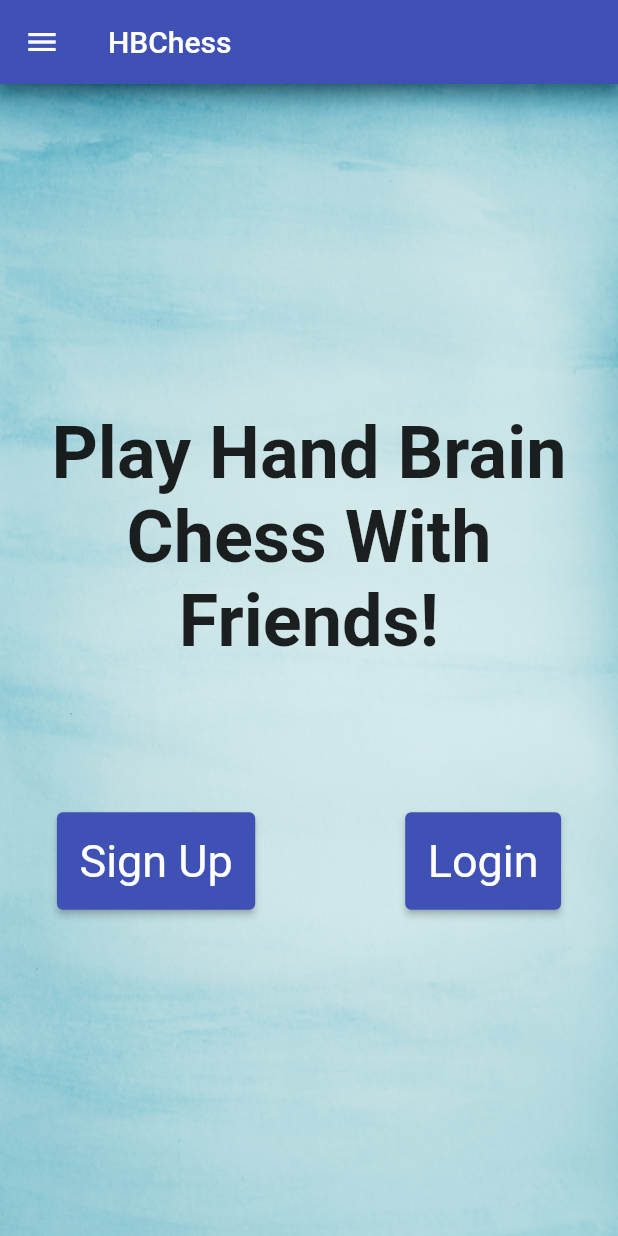
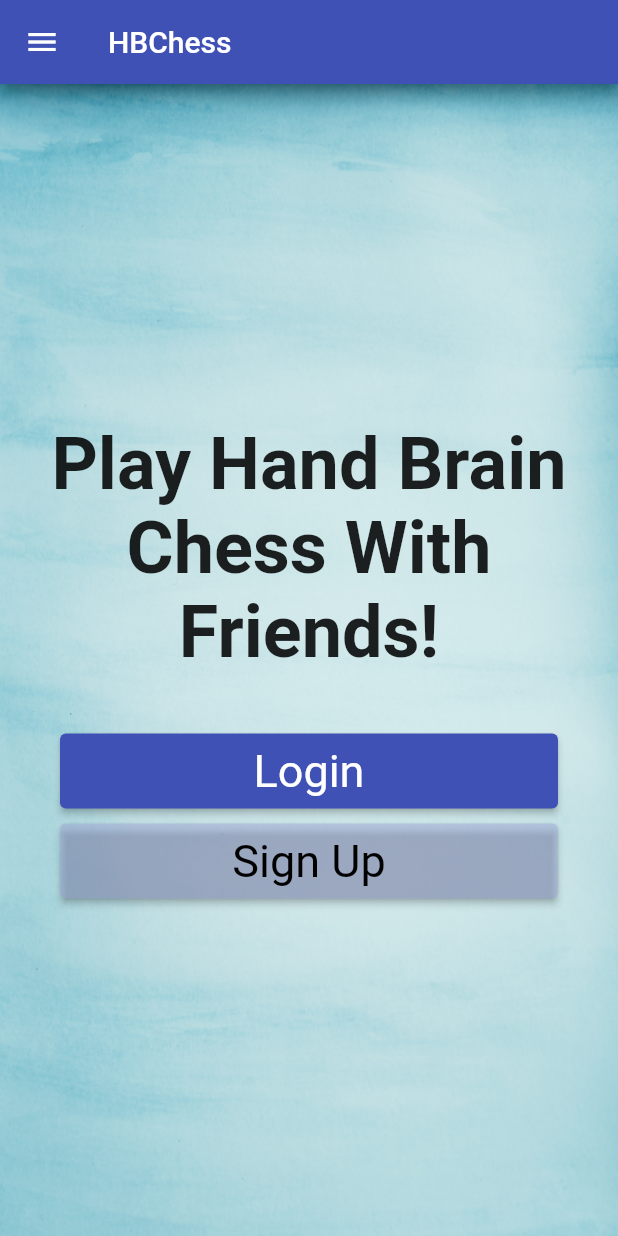
Before and after one commit to jonathandieu/hbchess-mobile, a Flutter app: the screen it shows after launch, on a phone screen of 412 x 824 dp. Run offline on Flutter 3.47's test engine with Material 2 defaults, Android fonts, the phone set to English and light mode, and no system bars; our stand-ins replace flutter_secure_storage, jwt_decoder.

Commit message:
Changed position of buttons in home screen

```diff
--- a/lib/screens/home.dart
+++ b/lib/screens/home.dart
@@ -81,12 +81,18 @@ class _MyHomePageState extends State<MyHomePage> {
                     ),
                     textAlign: TextAlign.center,
                   ),
-                  const SizedBox(height: 100),
-                  Wrap(
-                    spacing: 100,
+                  const SizedBox(height: 30),
+                  // Wrap(
+                  //   spacing: 100,
+                  //   children: [
+                  //     createbutton('Sign Up', '/register'),
+                  //     createbutton('Login', '/login'),
+                  //   ],
+                  // ),
+                  Column(
                     children: [
-                      createbutton('Sign Up', '/register'),
-                      createbutton('Login', '/login'),
+                      createbutton('Login', '/login', Colors.indigo, Colors.white),
+                      createbutton('Sign Up', '/register', Color.fromARGB(118, 159, 168, 218), Colors.black),
                     ],
                   ),
                 ],
@@ -120,11 +126,16 @@ class _MyHomePageState extends State<MyHomePage> {
         });
   }
 
-  ElevatedButton createbutton(String label, String route) {
-    return ElevatedButton(
+  Padding createbutton(String label, String route, Color color, Color textColor) {
+    return Padding(
+      padding: const EdgeInsets.only(left:40, right:40, top:10),
+      child:
+        ElevatedButton(
           style: ElevatedButton.styleFrom(
-        padding: const EdgeInsets.all(15.0),
             textStyle: const TextStyle(fontSize: 30),
+            minimumSize: const Size.fromHeight(50),
+            primary: color,
+            onPrimary: textColor,
           ),
           onPressed: () {
             //Navigator.push(
@@ -134,6 +145,8 @@ class _MyHomePageState extends State<MyHomePage> {
             Navigator.pushNamed(context, route);
           },
           child: Text(label),
+        )
     );
   }
+
 }
```
Also changed, not shown: lib/splash.dart (indentation only). Lines whose indentation alone changed are shown as unchanged.
